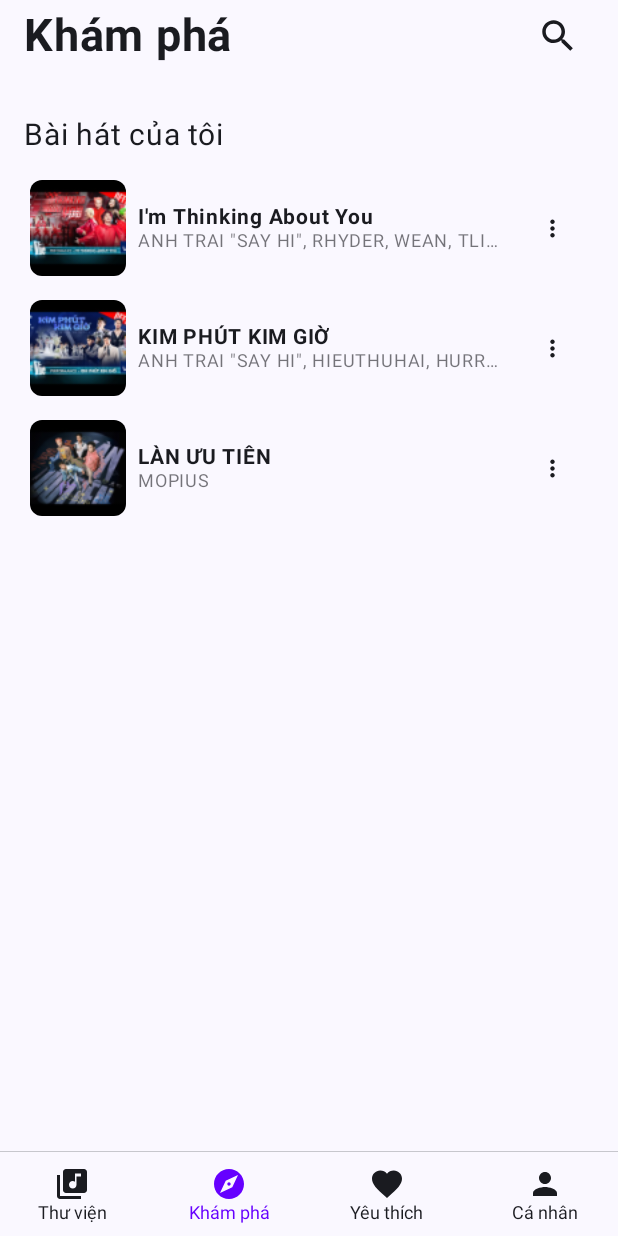
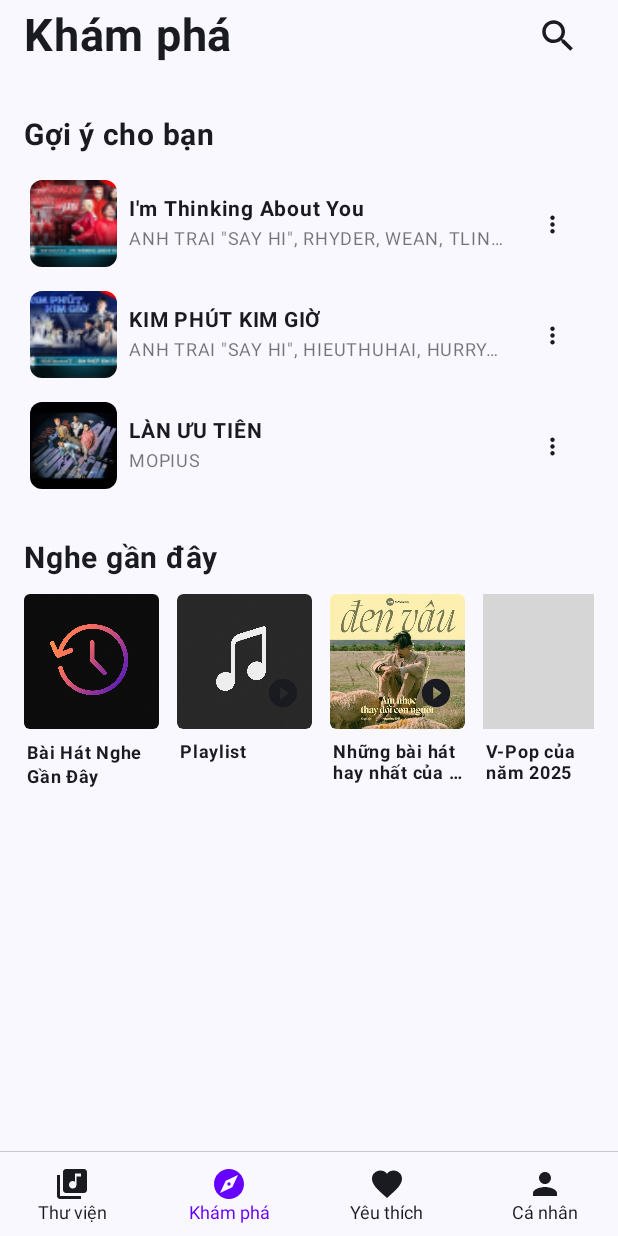
Before and after one commit to AnhQuocs/ZingMP3-Clone, an Android app built with Jetpack Compose: the screen it shows after launch (MainActivity), on a phone screen of 412 x 824 dp. Run offline under Robolectric (Android 15) with nearby library versions, the phone set to English and light mode, and no system bars; our stand-ins replace Dagger/Hilt's generated code, Room's generated code, accompanist; grey boxes are pictures that could not be loaded.

Commit message:
complete recent song

```diff
--- a/app/src/main/java/com/example/zingmp3clone/data/local/RecentSongDao.kt
+++ b/app/src/main/java/com/example/zingmp3clone/data/local/RecentSongDao.kt
@@ -15,7 +15,7 @@ interface RecentSongDao {
     suspend fun insertRecentSong(song: RecentSong)
 
     @Query("DELETE FROM recent_song WHERE id = :id")
-    suspend fun deleteById(id: String)
+    suspend fun deleteById(id: Int)
 
     @Query("DELETE FROM recent_song")
     suspend fun deleteAll()
--- a/app/src/main/java/com/example/zingmp3clone/data/repository/RecentSongRepository.kt
+++ b/app/src/main/java/com/example/zingmp3clone/data/repository/RecentSongRepository.kt
@@ -15,4 +15,6 @@ class RecentSongRepository @Inject constructor(
     suspend fun insertRecentSong(song: RecentSong) = recentSongDao.insertRecentSong(song)
 
     suspend fun getAllRecentSongs(): List<RecentSong> = recentSongDao.getAllRecentSongs()
+
+    suspend fun deleteById(id: Int) { recentSongDao.deleteById(id) }
 }
--- a/app/src/main/java/com/example/zingmp3clone/home/HomeScreen.kt
+++ b/app/src/main/java/com/example/zingmp3clone/home/HomeScreen.kt
@@ -35,6 +35,7 @@ import androidx.compose.ui.text.TextStyle
 import androidx.compose.ui.tooling.preview.Preview
 import androidx.compose.ui.unit.dp
 import androidx.compose.ui.unit.sp
+import androidx.navigation.NavController
 import com.example.zingmp3clone.pages.ExploreScreen
 import com.example.zingmp3clone.pages.FavoriteScreen
 import com.example.zingmp3clone.pages.LibraryScreen
@@ -46,7 +47,8 @@ import kotlinx.coroutines.launch
 @Composable
 fun HomeScreen(
     modifier: Modifier = Modifier,
-    onSongClick: (Int) -> Unit
+    onSongClick: (Int) -> Unit,
+    navController: NavController
 ) {
     val pagerState = rememberPagerState(
         initialPage = 1,
@@ -87,7 +89,7 @@ fun HomeScreen(
             ) { page ->
                 when (page) {
                     0 -> LibraryScreen()
-                    1 -> ExploreScreen(onSongClick = onSongClick)
+                    1 -> ExploreScreen(onSongClick = onSongClick, navController = navController)
                     2 -> FavoriteScreen()
                     3 -> ProfileScreen()
                 }
--- a/app/src/main/java/com/example/zingmp3clone/item/SongCard.kt
+++ b/app/src/main/java/com/example/zingmp3clone/item/SongCard.kt
@@ -56,7 +56,7 @@ fun SongCard(
                 painter = rememberAsyncImagePainter(song.thumbnail),
                 contentDescription = null,
                 modifier = Modifier
-                    .size(64.dp)
+                    .size(58.dp)
                     .clip(RoundedCornerShape(8.dp)),
                 contentScale = ContentScale.Crop
             )
@@ -71,7 +71,7 @@ fun SongCard(
                     fontSize = 14.sp,
                     fontWeight = FontWeight.Bold,
                     color = MaterialTheme.colorScheme.onSurface,
-                    lineHeight = 14.sp
+                    lineHeight =20.sp
                 )
 
                 Text(
@@ -80,7 +80,7 @@ fun SongCard(
                     maxLines = 1,
                     overflow = TextOverflow.Ellipsis,
                     color = MaterialTheme.colorScheme.onSurface.copy(alpha = 0.6f),
-                    lineHeight = 14.sp
+                    lineHeight = 20.sp
                 )
             }
 
--- a/app/src/main/java/com/example/zingmp3clone/pages/ExploreScreen.kt
+++ b/app/src/main/java/com/example/zingmp3clone/pages/ExploreScreen.kt
@@ -3,22 +3,33 @@ package com.example.zingmp3clone.pages
 import androidx.activity.compose.BackHandler
 import androidx.compose.animation.AnimatedVisibility
 import androidx.compose.foundation.ExperimentalFoundationApi
+import androidx.compose.foundation.Image
 import androidx.compose.foundation.background
+import androidx.compose.foundation.clickable
+import androidx.compose.foundation.horizontalScroll
 import androidx.compose.foundation.layout.Arrangement
 import androidx.compose.foundation.layout.Box
 import androidx.compose.foundation.layout.Column
+import androidx.compose.foundation.layout.PaddingValues
 import androidx.compose.foundation.layout.Row
 import androidx.compose.foundation.layout.Spacer
+import androidx.compose.foundation.layout.aspectRatio
 import androidx.compose.foundation.layout.fillMaxSize
 import androidx.compose.foundation.layout.fillMaxWidth
 import androidx.compose.foundation.layout.height
 import androidx.compose.foundation.layout.padding
 import androidx.compose.foundation.layout.size
+import androidx.compose.foundation.layout.width
+import androidx.compose.foundation.lazy.LazyRow
 import androidx.compose.foundation.pager.HorizontalPager
 import androidx.compose.foundation.pager.rememberPagerState
+import androidx.compose.foundation.rememberScrollState
 import androidx.compose.foundation.shape.RoundedCornerShape
 import androidx.compose.foundation.text.BasicTextField
+import androidx.compose.foundation.verticalScroll
 import androidx.compose.material.icons.Icons
+import androidx.compose.material.icons.filled.PlayCircle
+import androidx.compose.material.icons.filled.PlayCircleFilled
 import androidx.compose.material.icons.filled.Search
 import androidx.compose.material3.Icon
 import androidx.compose.material3.IconButton
@@ -26,6 +37,7 @@ import androidx.compose.material3.LocalTextStyle
 import androidx.compose.material3.MaterialTheme
 import androidx.compose.material3.Scaffold
 import androidx.compose.material3.Text
+import androidx.compose.material3.darkColorScheme
 import androidx.compose.runtime.Composable
 import androidx.compose.runtime.LaunchedEffect
 import androidx.compose.runtime.collectAsState
@@ -35,36 +47,49 @@ import androidx.compose.runtime.remember
 import androidx.compose.runtime.setValue
 import androidx.compose.ui.Alignment
 import androidx.compose.ui.Modifier
+import androidx.compose.ui.draw.clip
 import androidx.compose.ui.focus.FocusRequester
 import androidx.compose.ui.focus.focusRequester
+import androidx.compose.ui.layout.ContentScale
 import androidx.compose.ui.platform.LocalFocusManager
+import androidx.compose.ui.res.painterResource
 import androidx.compose.ui.text.font.FontWeight
+import androidx.compose.ui.text.style.TextOverflow
+import androidx.compose.ui.tooling.preview.Preview
 import androidx.compose.ui.unit.dp
+import androidx.compose.ui.unit.max
 import androidx.compose.ui.unit.sp
 import androidx.hilt.navigation.compose.hiltViewModel
-import androidx.lifecycle.viewmodel.compose.viewModel
+import androidx.navigation.NavController
+import com.example.zingmp3clone.R
 import com.example.zingmp3clone.item.SongCard
 import com.example.zingmp3clone.viewmodel.SongViewModel
-import com.google.accompanist.systemuicontroller.rememberSystemUiController
 
 @Composable
-fun ExploreScreen(modifier: Modifier = Modifier, onSongClick: (Int) -> Unit) {
+fun ExploreScreen(
+    modifier: Modifier = Modifier,
+    onSongClick: (Int) -> Unit,
+    navController: NavController
+) {
 
     val songViewModel: SongViewModel = hiltViewModel()
 
     Scaffold(
-        topBar = {TopAppBar()}
+        topBar = { TopAppBar() }
     ) { paddingValues ->
         Column(
             modifier = Modifier.padding(paddingValues)
         ) {
             Spacer(Modifier.height(30.dp))
             Text(
-                "Bài hát của tôi",
+                "Gợi ý cho bạn",
                 fontSize = 20.sp,
+                fontWeight = FontWeight.Bold,
                 modifier = Modifier.padding(horizontal = 16.dp)
             )
             MySongs(songViewModel = songViewModel, onSongClick = onSongClick)
+
+            RecentSong(navController = navController)
         }
     }
 }
@@ -78,7 +103,7 @@ fun TopAppBar(modifier: Modifier = Modifier) {
     val focusManager = LocalFocusManager.current
 
     LaunchedEffect(isSearching) {
-        if(isSearching) {
+        if (isSearching) {
             focusRequester.requestFocus()
         } else {
             focusManager.clearFocus()
@@ -171,19 +196,19 @@ fun MySongs(
 ) {
     val songList by songViewModel.songs.collectAsState(initial = emptyList())
     val pages = songList.chunked(3)
-    val pagerState = rememberPagerState(pageCount = {pages.size})
+    val pagerState = rememberPagerState(pageCount = { pages.size })
 
     HorizontalPager(state = pagerState) { page ->
         Column(
             modifier = Modifier
-                .fillMaxSize()
+                .fillMaxWidth()
                 .padding(16.dp),
             verticalArrangement = Arrangement.spacedBy(12.dp)
         ) {
-            pages[page].forEach{ song ->
+            pages[page].forEach { song ->
                 SongCard(
                     song = song,
-                    onClick = {onSongClick(song.id)}
+                    onClick = { onSongClick(song.id) }
                 )
             }
         }
@@ -191,6 +216,139 @@ fun MySongs(
 }
 
 @Composable
-fun RecentSong(modifier: Modifier = Modifier) {
+fun RecentSong(modifier: Modifier = Modifier, navController: NavController) {
+    Column(
+        modifier = Modifier
+            .fillMaxWidth()
+            .padding(16.dp)
+    ) {
+        Text(
+            "Nghe gần đây",
+            fontSize = 20.sp,
+            fontWeight = FontWeight.Bold,
+            color = MaterialTheme.colorScheme.onSurface
+        )
 
+        Spacer(Modifier.height(12.dp))
+
+        LazyRow(
+//            contentPadding = PaddingValues(horizontal = 16.dp),
+            horizontalArrangement = Arrangement.spacedBy(12.dp)
+        ) {
+            item {
+                Column(
+                    modifier = Modifier.width(90.dp)
+                ) {
+                    Image(
+                        painter = painterResource(id = R.drawable.recent),
+                        contentDescription = null,
+                        modifier = Modifier
+                            .fillMaxWidth()
+                            .aspectRatio(1f)
+                            .clip(RoundedCornerShape(4.dp))
+                            .clickable {
+                                navController.navigate("recent")
+                            }
+                    )
+
+                    Spacer(Modifier.height(8.dp))
+
+                    Text(
+                        "Bài Hát Nghe Gần Đây",
+                        fontSize = 12.sp,
+                        lineHeight = 16.sp,
+                        fontWeight = FontWeight.Bold,
+                        color = MaterialTheme.colorScheme.onSurface,
+                        modifier = Modifier.padding(horizontal = 2.dp)
+                    )
+                }
+            }
+
+            item {
+                PlayListItem(image = R.drawable.playlist, title = "Playlist")
+            }
+
+            item {
+                PlayListItem(image = R.drawable.denvau, title = "Những bài hát hay nhất của Đen Vâu")
+            }
+
+            item {
+                PlayListItem(image = R.drawable.vpop, title = "V-Pop của năm 2025")
+            }
+
+            item {
+                PlayListItem(image = R.drawable.atsh, title = "Anh Trai \"Say Hi\"")
+            }
+
+            item {
+                PlayListItem(image = R.drawable.chart, title = "#zingclchart")
+            }
+        }
+    }
 }
+
+@Composable
+fun PlayListItem(
+    modifier: Modifier = Modifier,
+    image: Int,
+    title: String
+) {
+    Column(
+        modifier = Modifier.width(90.dp)
+    ) {
+        Box(
+            modifier = Modifier
+                .fillMaxWidth()
+                .clip(RoundedCornerShape(4.dp))
+        ) {
+            Image(
+                painter = painterResource(id = image),
+                contentDescription = null,
+                modifier = Modifier
+                    .fillMaxWidth()
+                    .aspectRatio(1f)
+                    .clip(RoundedCornerShape(4.dp)),
+                contentScale = ContentScale.Crop
+            )
+
+            IconButton(
+                onClick = {},
+                modifier = Modifier
+                    .align(Alignment.BottomEnd)
+                    .padding(end = 8.dp)
+                    .fillMaxWidth(0.28f)
+            ) {
+                Icon(
+                    Icons.Default.PlayCircleFilled,
+                    contentDescription = null,
+                    tint = MaterialTheme.colorScheme.onSurface,
+                    modifier = Modifier.fillMaxSize()
+                )
+            }
+        }
+
+        Spacer(Modifier.height(8.dp))
+
+        Text(
+            text = title,
+            fontSize = 12.sp,
+            lineHeight = 14.sp,
+            maxLines = 2,
+            overflow = TextOverflow.Ellipsis,
+            fontWeight = FontWeight.Bold,
+            color = MaterialTheme.colorScheme.onSurface,
+            modifier = Modifier.padding(horizontal = 2.dp)
+        )
+    }
+}
+
+@Preview
+@Composable
+private fun PlayListItemPreview() {
+    MaterialTheme(darkColorScheme()) {
+        PlayListItem(
+            image = R.drawable.kim_phut_kim_gio,
+            title = "ATSH"
+        )
+    }
+}
```
Also changed, not shown: app/src/main/java/com/example/zingmp3clone/MainActivity.kt (+23 -9 lines), app/src/main/java/com/example/zingmp3clone/home/tabs/RecentSongScreen.kt (added, +226 -0 lines), app/src/main/java/com/example/zingmp3clone/viewmodel/RecentSongViewModel.kt (+10 -0 lines), app/src/main/res/drawable/atsh.jpg (added), app/src/main/res/drawable/chart.png (added), app/src/main/res/drawable/denvau.jpg (added), app/src/main/res/drawable/itay.jpg, app/src/main/res/drawable/kim_phut_kim_gio.jpg, app/src/main/res/drawable/lan_uu_tien.jpg, app/src/main/res/drawable/ngao_ngo.jpg, app/src/main/res/drawable/playlist.png (added), app/src/main/res/drawable/quay_di_quay_lai.jpg, app/src/main/res/drawable/walk.jpg, 1 other file.
